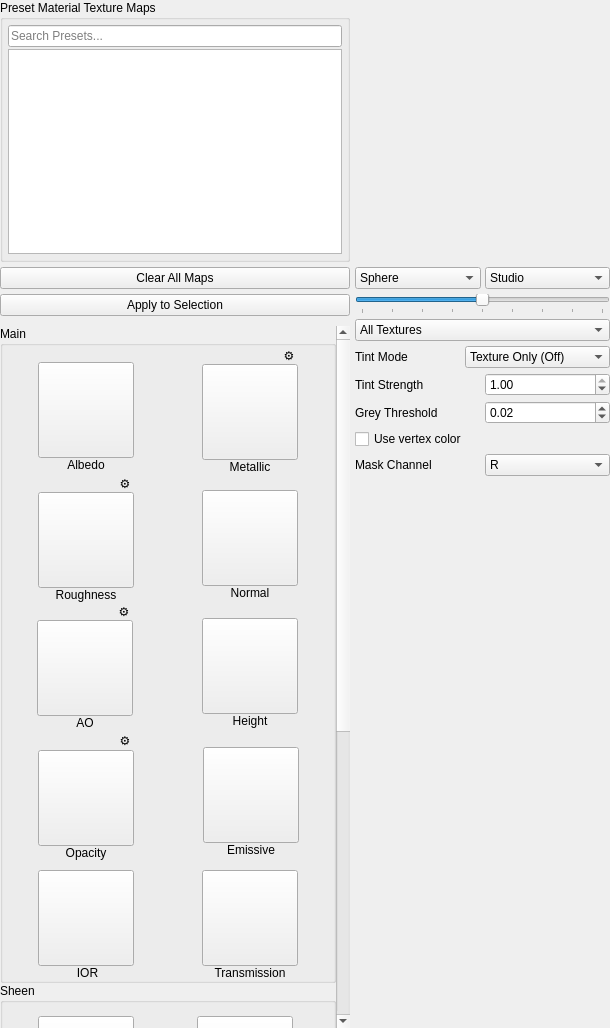
01Hub/ModelViewer, file ui/TextureMappingPanel.ui: the form before one commit.
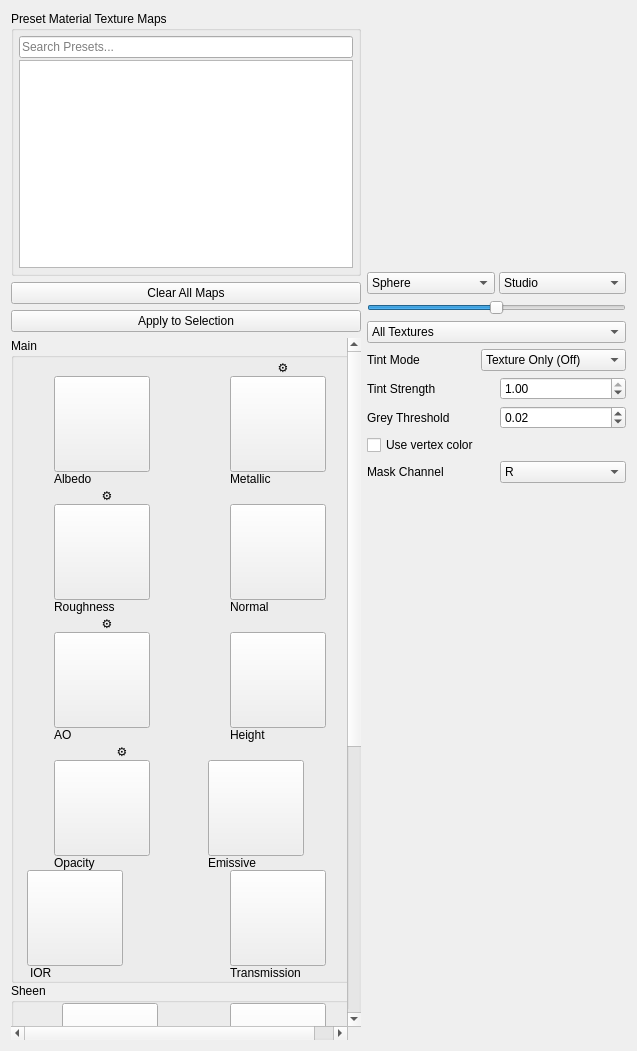
The form after the commit. Custom widgets are drawn as their Qt base class.

Commit message: Re-layout done for consistency

```diff
--- a/ui/TextureMappingPanel.ui
+++ b/ui/TextureMappingPanel.ui
@@ -6,37 +6,106 @@
    <rect>
     <x>0</x>
     <y>0</y>
-    <width>610</width>
-    <height>1028</height>
+    <width>637</width>
+    <height>1051</height>
    </rect>
   </property>
   <property name="windowTitle">
    <string>Texture Mapping Panel</string>
   </property>
-  <layout class="QGridLayout" name="gridRoot">
+  <layout class="QGridLayout" name="gridLayout_19">
+   <item row="0" column="0">
+    <layout class="QHBoxLayout" name="horizontalLayout_7">
+     <item>
+      <layout class="QVBoxLayout" name="verticalLayout_6">
+       <item>
+        <widget class="QGroupBox" name="groupBox">
+         <property name="maximumSize">
+          <size>
+           <width>350</width>
+           <height>16777215</height>
+          </size>
+         </property>
+         <property name="title">
+          <string>Preset Material Texture Maps</string>
+         </property>
+         <layout class="QGridLayout" name="gridLayout_21">
    <property name="leftMargin">
-    <number>0</number>
+           <number>5</number>
    </property>
    <property name="topMargin">
-    <number>0</number>
+           <number>5</number>
    </property>
    <property name="rightMargin">
-    <number>0</number>
+           <number>5</number>
    </property>
    <property name="bottomMargin">
-    <number>0</number>
+           <number>5</number>
    </property>
    <property name="spacing">
-    <number>5</number>
-   </property>
+           <number>2</number>
+          </property>
+          <item row="0" column="0">
+           <widget class="QLineEdit" name="lineEditSearchPreset">
+            <property name="statusTip">
+             <string/>
+            </property>
+            <property name="placeholderText">
+             <string>Search Presets...</string>
+            </property>
+            <property name="clearButtonEnabled">
+             <bool>true</bool>
+            </property>
+           </widget>
+          </item>
    <item row="1" column="0">
+           <widget class="QTreeWidget" name="treeWidgetPresetTextures">
+            <property name="minimumSize">
+             <size>
+              <width>0</width>
+              <height>190</height>
+             </size>
+            </property>
+            <attribute name="headerVisible">
+             <bool>false</bool>
+            </attribute>
+            <column>
+             <property name="text">
+              <string notr="true">1</string>
+             </property>
+            </column>
+           </widget>
+          </item>
+         </layout>
+        </widget>
+       </item>
+       <item>
     <widget class="QPushButton" name="pushButtonClearAllMaps">
+         <property name="maximumSize">
+          <size>
+           <width>350</width>
+           <height>16777215</height>
+          </size>
+         </property>
      <property name="text">
       <string>Clear All Maps</string>
      </property>
     </widget>
    </item>
-   <item row="4" column="0">
+       <item>
+        <widget class="QPushButton" name="pushButtonApply">
+         <property name="maximumSize">
+          <size>
+           <width>350</width>
+           <height>16777215</height>
+          </size>
+         </property>
+         <property name="text">
+          <string>Apply to Selection</string>
+         </property>
+        </widget>
+       </item>
+       <item>
     <widget class="QScrollArea" name="scrollArea">
      <property name="minimumSize">
       <size>
@@ -51,7 +120,7 @@
       </size>
      </property>
      <property name="frameShape">
-      <enum>QFrame::Shape::NoFrame</enum>
+          <enum>QFrame::NoFrame</enum>
      </property>
      <property name="widgetResizable">
       <bool>true</bool>
@@ -61,8 +130,8 @@
        <rect>
         <x>0</x>
         <y>0</y>
-        <width>338</width>
-        <height>1406</height>
+            <width>336</width>
+            <height>1402</height>
        </rect>
       </property>
       <layout class="QGridLayout" name="gridLayout_20">
@@ -214,9 +283,6 @@
            <layout class="QGridLayout" name="gridLayout_14">
             <item row="0" column="1">
              <spacer name="spCCColor">
-              <property name="orientation">
-               <enum>Qt::Orientation::Horizontal</enum>
-              </property>
               <property name="sizeHint" stdset="0">
                <size>
                 <width>13</width>
@@ -227,9 +293,6 @@
             </item>
             <item row="1" column="0">
              <spacer name="horizontalSpacer_23">
-              <property name="orientation">
-               <enum>Qt::Orientation::Horizontal</enum>
-              </property>
               <property name="sizeHint" stdset="0">
                <size>
                 <width>13</width>
@@ -271,9 +334,6 @@
             </item>
             <item row="1" column="2">
              <spacer name="horizontalSpacer_24">
-              <property name="orientation">
-               <enum>Qt::Orientation::Horizontal</enum>
-              </property>
               <property name="sizeHint" stdset="0">
                <size>
                 <width>13</width>
@@ -288,9 +348,6 @@
                <string>Clearcoat
 Color</string>
               </property>
-              <property name="alignment">
-               <set>Qt::AlignmentFlag::AlignHCenter</set>
-              </property>
              </widget>
             </item>
            </layout>
@@ -299,9 +356,6 @@
            <layout class="QGridLayout" name="gridLayout_15">
             <item row="0" column="1">
              <spacer name="spCCRough">
-              <property name="orientation">
-               <enum>Qt::Orientation::Horizontal</enum>
-              </property>
               <property name="sizeHint" stdset="0">
                <size>
                 <width>13</width>
@@ -312,9 +366,6 @@
             </item>
             <item row="1" column="0">
              <spacer name="spCCNormal">
-              <property name="orientation">
-               <enum>Qt::Orientation::Horizontal</enum>
-              </property>
               <property name="sizeHint" stdset="0">
                <size>
                 <width>13</width>
@@ -356,9 +407,6 @@
             </item>
             <item row="1" column="2">
              <spacer name="spCCNormal_2">
-              <property name="orientation">
-               <enum>Qt::Orientation::Horizontal</enum>
-              </property>
               <property name="sizeHint" stdset="0">
                <size>
                 <width>13</width>
@@ -373,9 +421,6 @@
                <string>Clearcoat
 Roughness</string>
               </property>
-              <property name="alignment">
-               <set>Qt::AlignmentFlag::AlignHCenter</set>
-              </property>
              </widget>
             </item>
            </layout>
@@ -384,9 +429,6 @@
            <layout class="QGridLayout" name="gridLayout_16">
             <item row="0" column="1">
              <spacer name="horizontalSpacer_26">
-              <property name="orientation">
-               <enum>Qt::Orientation::Horizontal</enum>
-              </property>
               <property name="sizeHint" stdset="0">
                <size>
                 <width>13</width>
@@ -397,9 +439,6 @@
             </item>
             <item row="1" column="0">
              <spacer name="horizontalSpacer_25">
-              <property name="orientation">
-               <enum>Qt::Orientation::Horizontal</enum>
-              </property>
               <property name="sizeHint" stdset="0">
                <size>
                 <width>13</width>
@@ -441,9 +480,6 @@
             </item>
             <item row="1" column="2">
              <spacer name="horizontalSpacer_27">
-              <property name="orientation">
-               <enum>Qt::Orientation::Horizontal</enum>
-              </property>
               <property name="sizeHint" stdset="0">
                <size>
                 <width>13</width>
@@ -458,9 +494,6 @@
                <string>Clearcoat
 Normal</string>
               </property>
-              <property name="alignment">
-               <set>Qt::AlignmentFlag::AlignHCenter</set>
-              </property>
              </widget>
             </item>
            </layout>
@@ -493,9 +526,6 @@
            <layout class="QGridLayout" name="gridLayout_11">
             <item row="0" column="1">
              <spacer name="spSheenColor">
-              <property name="orientation">
-               <enum>Qt::Orientation::Horizontal</enum>
-              </property>
               <property name="sizeHint" stdset="0">
                <size>
                 <width>13</width>
@@ -506,9 +536,6 @@
             </item>
             <item row="1" column="0">
              <spacer name="horizontalSpacer_19">
-              <property name="orientation">
-               <enum>Qt::Orientation::Horizontal</enum>
-              </property>
               <property name="sizeHint" stdset="0">
                <size>
                 <width>35</width>
@@ -550,9 +577,6 @@
             </item>
             <item row="1" column="2">
              <spacer name="horizontalSpacer_20">
-              <property name="orientation">
-               <enum>Qt::Orientation::Horizontal</enum>
-              </property>
               <property name="sizeHint" stdset="0">
                <size>
                 <width>18</width>
@@ -567,9 +591,6 @@
                <string>Sheen
 Color</string>
               </property>
-              <property name="alignment">
-               <set>Qt::AlignmentFlag::AlignHCenter</set>
-              </property>
              </widget>
             </item>
            </layout>
@@ -578,9 +599,6 @@
            <layout class="QGridLayout" name="gridLayout_12">
             <item row="0" column="1">
              <spacer name="spSheenRough">
-              <property name="orientation">
-               <enum>Qt::Orientation::Horizontal</enum>
-              </property>
               <property name="sizeHint" stdset="0">
                <size>
                 <width>13</width>
@@ -591,9 +609,6 @@
             </item>
             <item row="1" column="0">
              <spacer name="horizontalSpacer_21">
-              <property name="orientation">
-               <enum>Qt::Orientation::Horizontal</enum>
-              </property>
               <property name="sizeHint" stdset="0">
                <size>
                 <width>40</width>
@@ -635,9 +650,6 @@
             </item>
             <item row="1" column="2">
              <spacer name="horizontalSpacer_22">
-              <property name="orientation">
-               <enum>Qt::Orientation::Horizontal</enum>
-              </property>
               <property name="sizeHint" stdset="0">
                <size>
                 <width>40</width>
@@ -652,9 +664,6 @@
                <string>Sheen
 Roughness</string>
               </property>
-              <property name="alignment">
-               <set>Qt::AlignmentFlag::AlignHCenter</set>
-              </property>
              </widget>
             </item>
            </layout>
@@ -696,15 +705,12 @@
                  <number>0</number>
                 </property>
                 <property name="orientation">
-                 <enum>Qt::Orientation::Vertical</enum>
+                     <enum>Qt::Vertical</enum>
                 </property>
                </widget>
               </item>
               <item>
                <spacer name="spNormal">
-                <property name="orientation">
-                 <enum>Qt::Orientation::Horizontal</enum>
-                </property>
                 <property name="sizeHint" stdset="0">
                  <size>
                   <width>13</width>
@@ -717,9 +723,6 @@
             </item>
             <item row="1" column="0">
              <spacer name="horizontalSpacer_3">
-              <property name="orientation">
-               <enum>Qt::Orientation::Horizontal</enum>
-              </property>
               <property name="sizeHint" stdset="0">
                <size>
                 <width>40</width>
@@ -761,9 +764,6 @@
             </item>
             <item row="1" column="2">
              <spacer name="horizontalSpacer_4">
-              <property name="orientation">
-               <enum>Qt::Orientation::Horizontal</enum>
-              </property>
               <property name="sizeHint" stdset="0">
                <size>
                 <width>40</width>
@@ -777,9 +777,6 @@
               <property name="text">
                <string>Normal</string>
               </property>
-              <property name="alignment">
-               <set>Qt::AlignmentFlag::AlignHCenter</set>
-              </property>
              </widget>
             </item>
            </layout>
@@ -802,9 +799,6 @@
               </property>
               <item>
                <spacer name="horizontalSpacer_30">
-                <property name="orientation">
-                 <enum>Qt::Orientation::Horizontal</enum>
-                </property>
                 <property name="sizeHint" stdset="0">
                  <size>
                   <width>40</width>
@@ -842,9 +836,6 @@
             </item>
             <item row="1" column="0">
              <spacer name="horizontalSpacer_13">
-              <property name="orientation">
-               <enum>Qt::Orientation::Horizontal</enum>
-              </property>
               <property name="sizeHint" stdset="0">
                <size>
                 <width>18</width>
@@ -886,9 +877,6 @@
             </item>
             <item row="1" column="2">
              <spacer name="horizontalSpacer_14">
-              <property name="orientation">
-               <enum>Qt::Orientation::Horizontal</enum>
-              </property>
               <property name="sizeHint" stdset="0">
                <size>
                 <width>18</width>
@@ -902,9 +890,6 @@
               <property name="text">
                <string>Opacity</string>
               </property>
-              <property name="alignment">
-               <set>Qt::AlignmentFlag::AlignHCenter</set>
-              </property>
              </widget>
             </item>
            </layout>
@@ -927,9 +912,6 @@
               </property>
               <item>
                <spacer name="spAO">
-                <property name="orientation">
-                 <enum>Qt::Orientation::Horizontal</enum>
-                </property>
                 <property name="sizeHint" stdset="0">
                  <size>
                   <width>10</width>
@@ -967,9 +949,6 @@
             </item>
             <item row="1" column="0">
              <spacer name="horizontalSpacer_11">
-              <property name="orientation">
-               <enum>Qt::Orientation::Horizontal</enum>
-              </property>
               <property name="sizeHint" stdset="0">
                <size>
                 <width>40</width>
@@ -1011,9 +990,6 @@
             </item>
             <item row="1" column="2">
              <spacer name="horizontalSpacer_12">
-              <property name="orientation">
-               <enum>Qt::Orientation::Horizontal</enum>
-              </property>
               <property name="sizeHint" stdset="0">
                <size>
                 <width>40</width>
@@ -1027,9 +1003,6 @@
               <property name="text">
                <string>AO</string>
               </property>
-              <property name="alignment">
-               <set>Qt::AlignmentFlag::AlignHCenter</set>
-              </property>
              </widget>
             </item>
            </layout>
@@ -1038,9 +1011,6 @@
            <layout class="QGridLayout" name="gridLayout_3">
             <item row="0" column="0">
              <spacer name="horizontalSpacer_5">
-              <property name="orientation">
-               <enum>Qt::Orientation::Horizontal</enum>
-              </property>
               <property name="sizeHint" stdset="0">
                <size>
                 <width>18</width>
@@ -1074,15 +1044,12 @@
                    <number>0</number>
                   </property>
                   <property name="orientation">
-                   <enum>Qt::Orientation::Vertical</enum>
+                       <enum>Qt::Vertical</enum>
                   </property>
                  </widget>
                 </item>
                 <item>
                  <spacer name="spEmissive">
-                  <property name="orientation">
-                   <enum>Qt::Orientation::Horizontal</enum>
-                  </property>
                   <property name="sizeHint" stdset="0">
                    <size>
                     <width>13</width>
@@ -1129,18 +1096,12 @@
                 <property name="text">
                  <string>Emissive</string>
                 </property>
-                <property name="alignment">
-                 <set>Qt::AlignmentFlag::AlignHCenter</set>
-                </property>
                </widget>
               </item>
              </layout>
             </item>
             <item row="0" column="2">
              <spacer name="horizontalSpacer_6">
-              <property name="orientation">
-               <enum>Qt::Orientation::Horizontal</enum>
-              </property>
               <property name="sizeHint" stdset="0">
                <size>
                 <width>18</width>
@@ -1169,9 +1130,6 @@
               </property>
               <item>
                <spacer name="spRoughness">
-                <property name="orientation">
-                 <enum>Qt::Orientation::Horizontal</enum>
-                </property>
                 <property name="sizeHint" stdset="0">
                  <size>
                   <width>10</width>
@@ -1209,9 +1167,6 @@
             </item>
             <item row="1" column="0">
              <spacer name="horizontalSpacer_9">
-              <property name="orientation">
-               <enum>Qt::Orientation::Horizontal</enum>
-              </property>
               <property name="sizeHint" stdset="0">
                <size>
                 <width>18</width>
@@ -1253,9 +1208,6 @@
             </item>
             <item row="1" column="2">
              <spacer name="horizontalSpacer_10">
-              <property name="orientation">
-               <enum>Qt::Orientation::Horizontal</enum>
-              </property>
               <property name="sizeHint" stdset="0">
                <size>
                 <width>18</width>
@@ -1269,9 +1221,6 @@
               <property name="text">
                <string>Roughness</string>
               </property>
-              <property name="alignment">
-               <set>Qt::AlignmentFlag::AlignHCenter</set>
-              </property>
              </widget>
             </item>
            </layout>
@@ -1280,9 +1229,6 @@
            <layout class="QGridLayout" name="gridLayout_8">
             <item row="0" column="0">
              <spacer name="horizontalSpacer_15">
-              <property name="orientation">
-               <enum>Qt::Orientation::Horizontal</enum>
-              </property>
               <property name="sizeHint" stdset="0">
                <size>
                 <width>40</width>
@@ -1309,9 +1255,6 @@
                 </property>
                 <item>
                  <spacer name="spTransmission">
-                  <property name="orientation">
-                   <enum>Qt::Orientation::Horizontal</enum>
-                  </property>
                   <property name="sizeHint" stdset="0">
                    <size>
                     <width>10</width>
@@ -1329,7 +1272,7 @@
                    <number>0</number>
                   </property>
                   <property name="orientation">
-                   <enum>Qt::Orientation::Vertical</enum>
+                       <enum>Qt::Vertical</enum>
                   </property>
                  </widget>
                 </item>
@@ -1371,18 +1314,12 @@
                 <property name="text">
                  <string>Transmission</string>
                 </property>
-                <property name="alignment">
-                 <set>Qt::AlignmentFlag::AlignHCenter</set>
-                </property>
                </widget>
               </item>
              </layout>
             </item>
             <item row="0" column="2">
              <spacer name="horizontalSpacer_16">
-              <property name="orientation">
-               <enum>Qt::Orientation::Horizontal</enum>
-              </property>
               <property name="sizeHint" stdset="0">
                <size>
                 <width>40</width>
@@ -1397,9 +1334,6 @@
            <layout class="QGridLayout" name="gridLayout_4">
             <item row="0" column="0">
              <spacer name="horizontalSpacer_7">
-              <property name="orientation">
-               <enum>Qt::Orientation::Horizontal</enum>
-              </property>
               <property name="sizeHint" stdset="0">
                <size>
                 <width>40</width>
@@ -1426,9 +1360,6 @@
                 </property>
                 <item>
                  <spacer name="spMetallic">
-                  <property name="orientation">
-                   <enum>Qt::Orientation::Horizontal</enum>
-                  </property>
                   <property name="sizeHint" stdset="0">
                    <size>
                     <width>10</width>
@@ -1500,18 +1431,12 @@
                 <property name="text">
                  <string>Metallic</string>
                 </property>
-                <property name="alignment">
-                 <set>Qt::AlignmentFlag::AlignHCenter</set>
-                </property>
                </widget>
               </item>
              </layout>
             </item>
             <item row="0" column="2">
              <spacer name="horizontalSpacer_8">
-              <property name="orientation">
-               <enum>Qt::Orientation::Horizontal</enum>
-              </property>
               <property name="sizeHint" stdset="0">
                <size>
                 <width>40</width>
@@ -1528,9 +1453,6 @@
              <layout class="QHBoxLayout" name="horizontalLayout">
               <item>
                <spacer name="spAlbedo">
-                <property name="orientation">
-                 <enum>Qt::Orientation::Horizontal</enum>
-                </property>
                 <property name="sizeHint" stdset="0">
                  <size>
                   <width>13</width>
@@ -1548,7 +1470,7 @@
                  <number>0</number>
                 </property>
                 <property name="orientation">
-                 <enum>Qt::Orientation::Vertical</enum>
+                     <enum>Qt::Vertical</enum>
                 </property>
                </widget>
               </item>
@@ -1556,9 +1478,6 @@
             </item>
             <item row="1" column="0">
              <spacer name="horizontalSpacer">
-              <property name="orientation">
-               <enum>Qt::Orientation::Horizontal</enum>
-              </property>
               <property name="sizeHint" stdset="0">
                <size>
                 <width>18</width>
@@ -1600,9 +1519,6 @@
             </item>
             <item row="1" column="2">
              <spacer name="horizontalSpacer_2">
-              <property name="orientation">
-               <enum>Qt::Orientation::Horizontal</enum>
-              </property>
               <property name="sizeHint" stdset="0">
                <size>
                 <width>18</width>
@@ -1616,9 +1532,6 @@
               <property name="text">
                <string>Albedo</string>
               </property>
-              <property name="alignment">
-               <set>Qt::AlignmentFlag::AlignHCenter</set>
-              </property>
              </widget>
             </item>
            </layout>
@@ -1627,9 +1540,6 @@
            <layout class="QGridLayout" name="gridLayout_9">
             <item row="1" column="0">
              <spacer name="horizontalSpacer_17">
-              <property name="orientation">
-               <enum>Qt::Orientation::Horizontal</enum>
-              </property>
               <property name="sizeHint" stdset="0">
                <size>
                 <width>13</width>
@@ -1640,9 +1550,6 @@
             </item>
             <item row="0" column="2">
              <spacer name="spIOR">
-              <property name="orientation">
-               <enum>Qt::Orientation::Horizontal</enum>
-              </property>
               <property name="sizeHint" stdset="0">
                <size>
                 <width>10</width>
@@ -1684,9 +1591,6 @@
             </item>
             <item row="1" column="3">
              <spacer name="horizontalSpacer_18">
-              <property name="orientation">
-               <enum>Qt::Orientation::Horizontal</enum>
-              </property>
               <property name="sizeHint" stdset="0">
                <size>
                 <width>13</width>
@@ -1700,9 +1604,6 @@
               <property name="text">
                <string>IOR</string>
               </property>
-              <property name="alignment">
-               <set>Qt::AlignmentFlag::AlignHCenter</set>
-              </property>
              </widget>
             </item>
             <item row="0" column="1">
@@ -1714,7 +1615,7 @@
                <number>0</number>
               </property>
               <property name="orientation">
-               <enum>Qt::Orientation::Vertical</enum>
+                   <enum>Qt::Vertical</enum>
               </property>
              </widget>
             </item>
@@ -1724,9 +1625,6 @@
            <layout class="QGridLayout" name="gridLayout_10">
             <item row="0" column="0">
              <spacer name="horizontalSpacer_28">
-              <property name="orientation">
-               <enum>Qt::Orientation::Horizontal</enum>
-              </property>
               <property name="sizeHint" stdset="0">
                <size>
                 <width>40</width>
@@ -1753,9 +1651,6 @@
                 </property>
                 <item>
                  <spacer name="spHeight">
-                  <property name="orientation">
-                   <enum>Qt::Orientation::Horizontal</enum>
-                  </property>
                   <property name="sizeHint" stdset="0">
                    <size>
                     <width>10</width>
@@ -1773,7 +1668,7 @@
                    <number>0</number>
                   </property>
                   <property name="orientation">
-                   <enum>Qt::Orientation::Vertical</enum>
+                       <enum>Qt::Vertical</enum>
                   </property>
                  </widget>
                 </item>
@@ -1815,18 +1710,12 @@
                 <property name="text">
                  <string>Height</string>
                 </property>
-                <property name="alignment">
-                 <set>Qt::AlignmentFlag::AlignHCenter</set>
-                </property>
                </widget>
               </item>
              </layout>
             </item>
             <item row="0" column="2">
              <spacer name="horizontalSpacer_29">
-              <property name="orientation">
-               <enum>Qt::Orientation::Horizontal</enum>
-              </property>
               <property name="sizeHint" stdset="0">
                <size>
                 <width>40</width>
@@ -1844,69 +1733,13 @@
      </widget>
     </widget>
    </item>
-   <item row="0" column="0">
-    <widget class="QGroupBox" name="groupBox">
-     <property name="title">
-      <string>Preset Material Texture Maps</string>
-     </property>
-     <layout class="QGridLayout" name="gridLayout_21">
-      <property name="leftMargin">
-       <number>5</number>
-      </property>
-      <property name="topMargin">
-       <number>5</number>
-      </property>
-      <property name="rightMargin">
-       <number>5</number>
-      </property>
-      <property name="bottomMargin">
-       <number>5</number>
-      </property>
-      <property name="spacing">
-       <number>2</number>
-      </property>
-      <item row="0" column="0">
-       <widget class="QLineEdit" name="lineEditSearchPreset">
-        <property name="statusTip">
-         <string/>
-        </property>
-        <property name="placeholderText">
-         <string>Search Presets...</string>
-        </property>
-        <property name="clearButtonEnabled">
-         <bool>true</bool>
-        </property>
-       </widget>
-      </item>
-      <item row="1" column="0">
-       <widget class="QTreeWidget" name="treeWidgetPresetTextures">
-        <property name="minimumSize">
-         <size>
-          <width>0</width>
-          <height>180</height>
-         </size>
-        </property>
-        <attribute name="headerVisible">
-         <bool>false</bool>
-        </attribute>
-        <column>
-         <property name="text">
-          <string notr="true">1</string>
-         </property>
-        </column>
-       </widget>
-      </item>
-     </layout>
-    </widget>
-   </item>
-   <item row="2" column="0">
-    <widget class="QPushButton" name="pushButtonApply">
-     <property name="text">
-      <string>Apply to Selection</string>
-     </property>
-    </widget>
-   </item>
-   <item row="0" column="1">
+      </layout>
+     </item>
+     <item>
+      <layout class="QVBoxLayout" name="verticalLayout_7">
+       <item>
+        <layout class="QVBoxLayout" name="verticalLayout_5">
+         <item>
     <widget class="MaterialPreviewWidget" name="previewWidget" native="true">
      <property name="minimumSize">
       <size>
@@ -1916,8 +1749,6 @@
      </property>
     </widget>
    </item>
-   <item row="1" column="1" rowspan="4">
-    <layout class="QVBoxLayout" name="verticalLayout_5">
      <item>
       <layout class="QHBoxLayout" name="hPreviewTools">
        <property name="spacing">
@@ -1985,7 +1816,7 @@
         <number>0</number>
        </property>
        <property name="orientation">
-        <enum>Qt::Orientation::Horizontal</enum>
+            <enum>Qt::Horizontal</enum>
        </property>
        <property name="invertedAppearance">
         <bool>false</bool>
@@ -1994,7 +1825,7 @@
         <bool>false</bool>
        </property>
        <property name="tickPosition">
-        <enum>QSlider::TickPosition::TicksBelow</enum>
+            <enum>QSlider::NoTicks</enum>
        </property>
        <property name="tickInterval">
         <number>10</number>
@@ -2165,18 +1996,22 @@
        </item>
       </layout>
      </item>
+        </layout>
+       </item>
      <item>
       <spacer name="verticalSpacerRight">
        <property name="orientation">
-        <enum>Qt::Orientation::Vertical</enum>
+          <enum>Qt::Vertical</enum>
        </property>
        <property name="sizeHint" stdset="0">
         <size>
-         <width>20</width>
-         <height>40</height>
+           <width>254</width>
+           <height>254</height>
         </size>
        </property>
       </spacer>
+       </item>
+      </layout>
      </item>
     </layout>
    </item>
```
Lines whose indentation alone changed are shown as unchanged.
